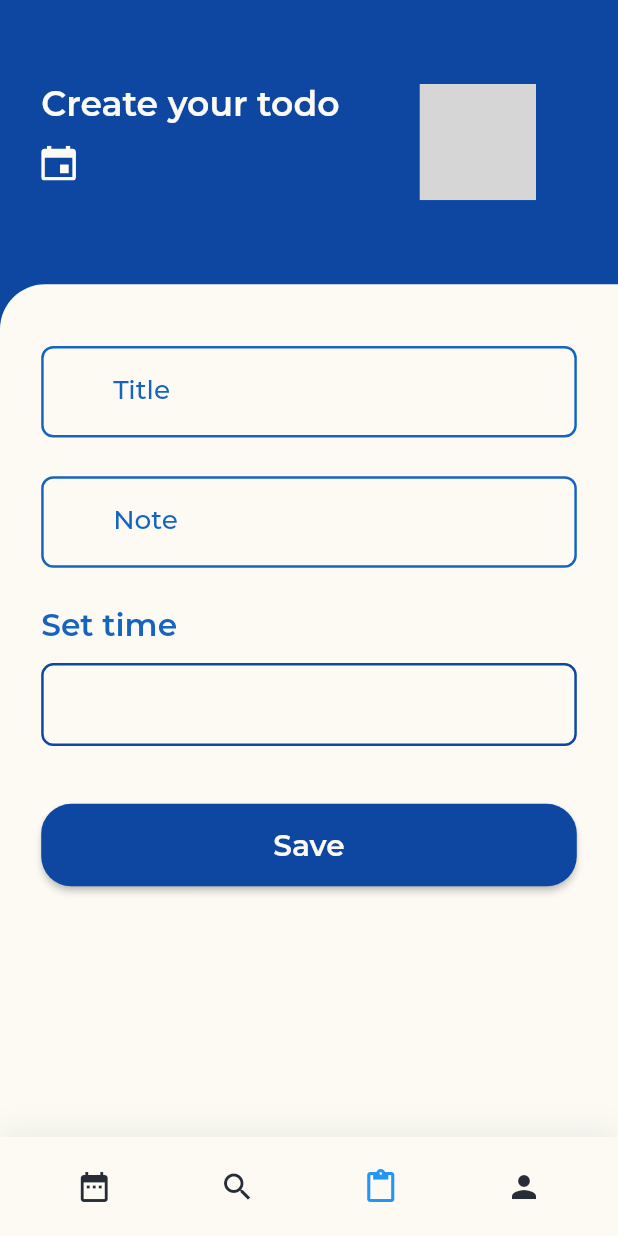
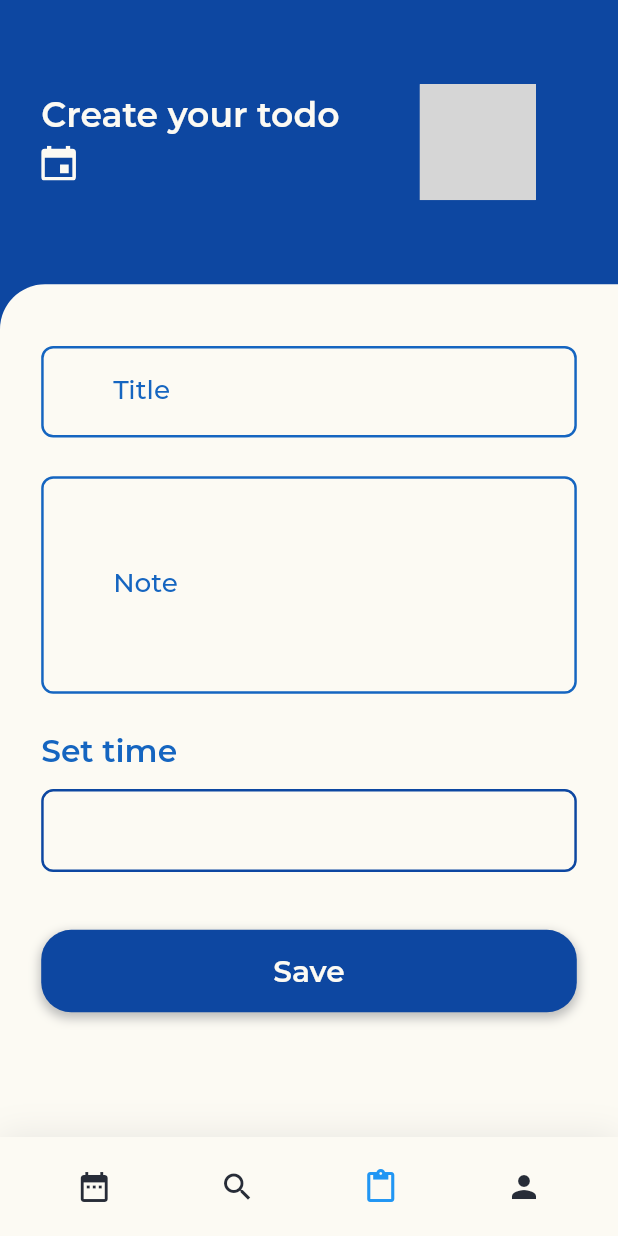
Before and after one commit to hatuan314/kit-schedule, a Flutter app: the HomeView screen opened by its route, item 3 of the bottom bar chosen, on a phone screen of 412 x 824 dp. Run offline on Flutter 3.47's test engine with Material 2 defaults, Android fonts, the phone set to English and light mode, and no system bars; our stand-ins replace awesome_dialog, dio, equatable, flutter_bloc, flutter_screenutil, flutter_svg and 2 more; missing offline and left inert: flutter_rounded_date_picker; accounts and stored records are empty; statements that could not run were skipped; project files that could hold a hidden picture were left out; grey boxes are pictures that could not be loaded.

Commit message:
fix base

```diff
--- a/lib/common/themes/theme_color.dart
+++ b/lib/common/themes/theme_color.dart
@@ -16,9 +16,8 @@
   static const Color menuItemTextColor = Colors.white;
   static const Color menuBackgroundColor = const Color.fromRGBO(48, 48, 48, 1);
   static const Color highLightTextColor = const Color.fromRGBO(249, 170, 51, 1);
-
   //static Color todayBackgroundColor = Colors.yellow[700];
-  static Color? todayTextColor = Colors.yellow![700];
+ // static Color? todayTextColor = Colors.yellow![700];
 
   //static const Color weekendDayBackgroundColor = Colors.red;
   static  Color weekendTextColor = Colors.redAccent;
--- a/lib/common/themes/theme_text.dart
+++ b/lib/common/themes/theme_text.dart
@@ -52,7 +52,7 @@
 
   static TextStyle textInforStyle = TextStyle(
       color: ThemeColor.secondColor,
-      fontSize: ScreenUtil().setSp(28),
+      fontSize: ScUtil.getInstance()!.setSp(32),
       fontWeight: FontWeight.normal);
 
   static TextStyle errorTextStyle=TextStyle(
@@ -65,6 +65,12 @@
       color: ThemeColor.personalScheduleColor,
       fontWeight: FontWeight.w500,
       fontFamily: "MR");
+
+  static TextStyle buttonLabelStyle = TextStyle(
+      color: Color(0xffFCFAF3),
+      fontSize: ScUtil.getInstance()!.setSp(36),
+      fontFamily: 'MR',
+      fontWeight: FontWeight.w600);
 
   /*static TextStyle errorTextStyle = TextStyle(
       color: ThemeColor.errorColor,
--- a/lib/src/ui/views/home/tabs/create_todo_tab_view.dart
+++ b/lib/src/ui/views/home/tabs/create_todo_tab_view.dart
@@ -1,3 +1,5 @@
+import 'dart:developer';
+
 import 'package:flutter/cupertino.dart';
 import 'package:flutter/material.dart';
 import 'package:flutter_bloc/flutter_bloc.dart';
@@ -25,7 +27,7 @@
   Widget build(BuildContext context) {
     // TODO: implement build
     return Scaffold(
-      backgroundColor: Colors.blue[900],
+      backgroundColor: ThemeColor.personalScheduleColor2,
       body: SafeArea(
         child: BlocListener<TodoBloc, TodoState>(
           listener: (context, state) {
@@ -185,23 +187,37 @@
                                 size: 40.0,
                               ),
                             )
-                          : RaisedButton(
-                              onPressed: () => _setOnClickSaveButton(state),
-                              shape: RoundedRectangleBorder(
-                                  borderRadius:
-                                      BorderRadius.all(Radius.circular(20))),
-                              color: ThemeColor.personalScheduleColor2,
-                              child: Container(
+                          : GestureDetector(
+                              onTap: () => _setOnClickSaveButton(state),
+                              child:Container(
+                                decoration: BoxDecoration(
+                                  borderRadius: BorderRadius.circular(20),
+                                  color:ThemeColor.personalScheduleColor2,
+                                  boxShadow: [
+                                    BoxShadow(
+                                      color: ThemeColor.primaryColor.withOpacity(0.3),
+                                      blurRadius: 5,
+                                      spreadRadius: 1,
+                                      offset: Offset(
+                                        0,
+                                        3,
+                                      ),
+                                    )
+                                  ],
+                                ),
                                 width: double.infinity,
                                 alignment: Alignment.center,
                                 padding: EdgeInsets.symmetric(
                                     vertical:
                                         ScUtil.getInstance()!.setHeight(12)),
-                                child: Text(
-                                  'Save',
-                                  style:
-                                  ThemeText.titleStyle.copyWith( color: ThemeColor.secondColor,
-                                    fontSize: ScUtil.getInstance()!.setSp(36),),
+                                child: Padding(
+                                  padding: EdgeInsets.fromLTRB(0, 0, 0, 0),
+                                  child: Text(
+                                    'Save',
+                                    style:
+                                    ThemeText.titleStyle.copyWith( color: ThemeColor.secondColor,
+                                      fontSize: ScUtil.getInstance()!.setSp(36),),
+                                  ),
                                 ),
                               ),
                             )
--- a/lib/src/ui/views/home/tabs/widgets/school_schedule_widget.dart
+++ b/lib/src/ui/views/home/tabs/widgets/school_schedule_widget.dart
@@ -34,7 +34,8 @@
             children: <Widget>[
               Text(
                 'School',
-                style:ThemeText.titleStyle.copyWith(fontWeight: FontWeight.bold, fontSize: ScUtil().setSp(36))),
+                style:ThemeText.titleStyle.copyWith(
+                    color: ThemeColor.scheduleType,fontWeight: FontWeight.bold, fontSize: ScUtil().setSp(36))),
               Container(
                 decoration:
                     BoxDecoration(shape: BoxShape.circle, color: Colors.red),
--- a/lib/src/ui/views/widgets_constants/text_form_field_widget.dart
+++ b/lib/src/ui/views/widgets_constants/text_form_field_widget.dart
@@ -12,6 +12,7 @@
   final bool isPassword;
   final bool isInLogInScreen;
 
+
   TextFormFieldWidget({
    required this.controller, required this.labelText,required this.isShowed,
     required this.isPassword, required this.isInLogInScreen});
@@ -19,6 +20,7 @@
   @override
   Widget build(BuildContext context) {
     return TextFormField(
+      maxLines: labelText=='Note'?5:1,
       controller: controller,
       style: ThemeText.titleStyle.copyWith(color: ThemeColor.personalScheduleColor),
       cursorColor: ThemeColor.textFieldColor,
```
Also changed, not shown: lib/src/ui/views/home/home_view.dart (+99 -53 lines), lib/src/ui/views/register/sign_in_view.dart (+30 -11 lines), lib/src/ui/views/todo/todo_detail_view.dart (+70 -48 lines), lib/common/themes/theme_border.dart (line endings or trailing spaces), 1 other file.
